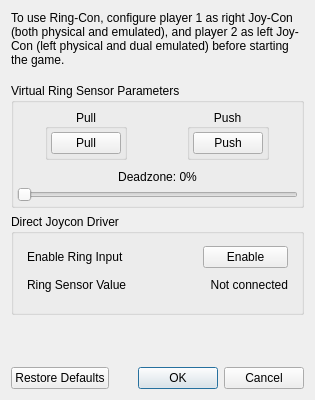
Above: src/lichii/configuration/configure_ringcon.ui from ddddng/Lichii before the change. Below: the same form after it.
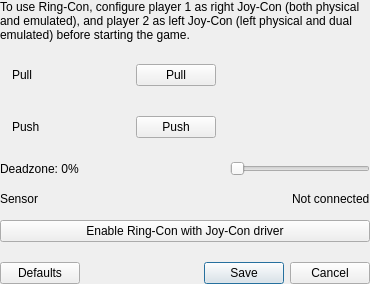
That is the form after the change.

Commit message: spotlight: Ring-Con dialog from the controls-dialogs board

What changed in the file:
```diff
--- a/src/lichii/configuration/configure_ringcon.ui
+++ b/src/lichii/configuration/configure_ringcon.ui
@@ -2,354 +2,205 @@
 <ui version="4.0">
  <class>ConfigureRingController</class>
  <widget class="QDialog" name="ConfigureRingController">
-  <property name="geometry">
-   <rect>
-    <x>0</x>
-    <y>0</y>
-    <width>315</width>
-    <height>400</height>
-   </rect>
-  </property>
-  <property name="windowTitle">
-   <string>Configure Ring Controller</string>
-  </property>
+  <property name="windowTitle"><string>Ring-Con</string></property>
+  <property name="styleSheet"><string notr="true">QLabel[row="true"] { font: 500 14px "Lexend"; color: #ffffff; }
+QLabel[rowStrong="true"] { font: 600 14px "Lexend"; color: #ffffff; }
+QLabel[sliderLabel="true"] { font: 400 13px "Lexend"; color: #9effffff; }
+QLabel[value="true"] { font: 600 13px "Lexend"; color: #ffffff; }
+QLabel[field="true"] { font: 600 13px "Lexend"; color: #9effffff; }
+QLabel[section="true"] { font: 600 12px "Lexend"; color: #8cffffff; }
+QLabel[hint="true"] { font: 400 12px "Lexend"; color: #9effffff; }
+QLabel[warning="true"] { font: 400 12px "Lexend"; color: #ffd37a; }
+QPushButton[ghost="true"] { font: 600 13px "Lexend"; background: transparent; border: none; border-radius: 18px;
+                            min-height: 36px; max-height: 36px; padding: 0 18px; color: #ffffff; }
+QPushButton[ghost="true"]:hover { background: #14ffffff; }
+QPushButton[outline="true"] { font: 600 13px "Lexend"; background: #1fffffff; border: 1px solid #2effffff;
+                              border-radius: 18px; min-height: 36px; max-height: 36px; padding: 0 18px; color: #ffffff; }
+QPushButton[outline="true"]:hover { background: #2effffff; }
+QPushButton[outline="true"]:disabled { color: #73ffffff; }
+QFrame[bindingRow="true"] { background: #0fffffff; border: 1px solid #14ffffff; border-radius: 12px; }
+QPushButton[chip="true"] { font: 600 12px "Lexend"; background: #1fffffff; border: none; border-radius: 8px;
+                           min-height: 24px; max-height: 24px; padding: 0 8px; color: #ffffff; }
+QPushButton[chip="true"]:hover { background: #2effffff; }
+QLineEdit#tas_path_edit { min-height: 38px; max-height: 38px; border-radius: 12px; padding: 0 14px;
+                          background: #08ffffff; border: 1px solid #14ffffff; font: 500 13px "Lexend"; color: #b8ffffff; }</string></property>
   <layout class="QVBoxLayout" name="verticalLayout">
+   <property name="spacing"><number>20</number></property>
+   <property name="leftMargin"><number>0</number></property>
+   <property name="topMargin"><number>0</number></property>
+   <property name="rightMargin"><number>0</number></property>
+   <property name="bottomMargin"><number>0</number></property>
    <item>
-    <widget class="QLabel" name="label_2">
-     <property name="minimumSize">
-      <size>
-       <width>280</width>
-       <height>0</height>
-      </size>
-     </property>
-     <property name="text">
-      <string>To use Ring-Con, configure player 1 as right Joy-Con (both physical and emulated), and player 2 as left Joy-Con (left physical and dual emulated) before starting the game.</string>
-     </property>
-     <property name="wordWrap">
-      <bool>true</bool>
-     </property>
-    </widget>
-   </item>
-   <item>
-    <spacer name="verticalSpacer_2">
-     <property name="orientation">
-      <enum>Qt::Vertical</enum>
-     </property>
-     <property name="sizeType">
-      <enum>QSizePolicy::Fixed</enum>
-     </property>
-     <property name="sizeHint" stdset="0">
-      <size>
-       <width>20</width>
-       <height>10</height>
-      </size>
-     </property>
-    </spacer>
-   </item>
-   <item>
-    <widget class="QGroupBox" name="RingAnalog">
-     <property name="title">
-      <string>Virtual Ring Sensor Parameters</string>
-     </property>
-     <property name="alignment">
-      <set>Qt::AlignLeading|Qt::AlignLeft|Qt::AlignTop</set>
-     </property>
-     <layout class="QVBoxLayout" name="verticalLayout_1">
-      <property name="spacing">
-       <number>0</number>
-      </property>
-      <property name="sizeConstraint">
-       <enum>QLayout::SetDefaultConstraint</enum>
-      </property>
-      <property name="leftMargin">
-       <number>3</number>
-      </property>
-      <property name="topMargin">
-       <number>6</number>
-      </property>
-      <property name="rightMargin">
-       <number>3</number>
-      </property>
-      <property name="bottomMargin">
-       <number>0</number>
-      </property>
-      <item>
-       <layout class="QHBoxLayout" name="buttonRingAnalogPullHorizontaLayout">
-        <property name="spacing">
-         <number>3</number>
-        </property>
-        <item alignment="Qt::AlignHCenter">
-         <widget class="QGroupBox" name="buttonRingAnalogPullGroup">
-          <property name="title">
-           <string>Pull</string>
-          </property>
-          <property name="alignment">
-           <set>Qt::AlignCenter</set>
-          </property>
-          <layout class="QVBoxLayout" name="buttonRingAnalogPullVerticalLayout">
-           <property name="spacing">
-            <number>3</number>
-           </property>
-           <property name="leftMargin">
-            <number>3</number>
-           </property>
-           <property name="topMargin">
-            <number>3</number>
-           </property>
-           <property name="rightMargin">
-            <number>3</number>
-           </property>
-           <property name="bottomMargin">
-            <number>3</number>
-           </property>
-           <item>
-            <widget class="QPushButton" name="buttonRingAnalogPull">
-             <property name="minimumSize">
-              <size>
-               <width>70</width>
-               <height>0</height>
-              </size>
-             </property>
-             <property name="maximumSize">
-              <size>
-               <width>68</width>
-               <height>16777215</height>
-              </size>
-             </property>
-             <property name="styleSheet">
-              <string notr="true">min-width: 68px;</string>
-             </property>
-             <property name="text">
-              <string>Pull</string>
-             </property>
-            </widget>
-           </item>
-          </layout>
+    <layout class="QVBoxLayout" name="rows">
+     <property name="spacing"><number>14</number></property>
+     <property name="leftMargin"><number>0</number></property>
+     <property name="topMargin"><number>0</number></property>
+     <property name="rightMargin"><number>0</number></property>
+     <property name="bottomMargin"><number>0</number></property>
+     <item>
+      <widget class="QLabel" name="label_2">
+       <property name="text"><string>To use Ring-Con, configure player 1 as right Joy-Con (both physical and emulated), and player 2 as left Joy-Con (left physical and dual emulated) before starting the game.</string></property>
+       <property name="wordWrap"><bool>true</bool></property>
+       <property name="hint" stdset="0"><bool>true</bool></property>
+       <property name="minimumSize"><size><width>370</width><height>0</height></size></property>
+      </widget>
+     </item>
+     <item>
+      <widget class="QFrame" name="buttonRingAnalogPullGroup">
+       <property name="bindingRow" stdset="0"><bool>true</bool></property>
+       <property name="minimumSize"><size><width>228</width><height>38</height></size></property>
+       <property name="maximumSize"><size><width>228</width><height>38</height></size></property>
+       <layout class="QHBoxLayout" name="buttonRingAnalogPullGroupLayout">
+        <property name="spacing"><number>10</number></property>
+        <property name="leftMargin"><number>12</number></property>
+        <property name="topMargin"><number>0</number></property>
+        <property name="rightMargin"><number>12</number></property>
+        <property name="bottomMargin"><number>0</number></property>
+        <item>
+         <widget class="QLabel" name="buttonRingAnalogPullGroupLabel">
+          <property name="text"><string>Pull</string></property>
+          <property name="sliderLabel" stdset="0"><bool>true</bool></property>
          </widget>
         </item>
-        <item alignment="Qt::AlignHCenter">
-         <widget class="QGroupBox" name="buttonRingAnalogPushGroup">
-          <property name="title">
-           <string>Push</string>
-          </property>
-          <property name="alignment">
-           <set>Qt::AlignCenter</set>
-          </property>
-          <layout class="QVBoxLayout" name="buttonRingAnalogPushVerticalLayout">
-           <property name="spacing">
-            <number>3</number>
-           </property>
-           <property name="leftMargin">
-            <number>3</number>
-           </property>
-           <property name="topMargin">
-            <number>3</number>
-           </property>
-           <property name="rightMargin">
-            <number>3</number>
-           </property>
-           <property name="bottomMargin">
-            <number>3</number>
-           </property>
-           <item>
-            <widget class="QPushButton" name="buttonRingAnalogPush">
-             <property name="minimumSize">
-              <size>
-               <width>70</width>
-               <height>0</height>
-              </size>
-             </property>
-             <property name="maximumSize">
-              <size>
-               <width>68</width>
-               <height>16777215</height>
-              </size>
-             </property>
-             <property name="styleSheet">
-              <string notr="true">min-width: 68px;</string>
-             </property>
-             <property name="text">
-              <string>Push</string>
-             </property>
-            </widget>
-           </item>
-          </layout>
-         </widget>
-        </item>
-       </layout>
-      </item>
-      <item>
-       <layout class="QVBoxLayout" name="sliderRingAnalogDeadzoneVerticalLayout">
-        <property name="spacing">
-         <number>3</number>
-        </property>
-        <property name="sizeConstraint">
-         <enum>QLayout::SetDefaultConstraint</enum>
-        </property>
-        <property name="leftMargin">
-         <number>0</number>
-        </property>
-        <property name="topMargin">
-         <number>10</number>
-        </property>
-        <property name="rightMargin">
-         <number>0</number>
-        </property>
-        <property name="bottomMargin">
-         <number>3</number>
-        </property>
         <item>
-         <layout class="QHBoxLayout" name="sliderRingAnalogDeadzoneHorizontalLayout">
-          <item>
-           <widget class="QLabel" name="labelRingAnalogDeadzone">
-            <property name="text">
-             <string>Deadzone: 0%</string>
-            </property>
-            <property name="alignment">
-             <set>Qt::AlignHCenter</set>
-            </property>
-           </widget>
-          </item>
-         </layout>
+         <spacer name="spacer1">
+          <property name="orientation"><enum>Qt::Orientation::Horizontal</enum></property>
+          <property name="sizeType"><enum>QSizePolicy::Policy::Expanding</enum></property>
+          <property name="sizeHint"><size><width>0</width><height>0</height></size></property>
+         </spacer>
         </item>
         <item>
-         <widget class="QSlider" name="sliderRingAnalogDeadzone">
-          <property name="maximum">
-           <number>100</number>
-          </property>
-          <property name="orientation">
-           <enum>Qt::Horizontal</enum>
-          </property>
+         <widget class="QPushButton" name="buttonRingAnalogPull">
+          <property name="text"><string>Pull</string></property>
+          <property name="chip" stdset="0"><bool>true</bool></property>
          </widget>
         </item>
        </layout>
-      </item>
-     </layout>
-    </widget>
-   </item>
-   <item>
-    <widget class="QGroupBox" name="RingDriver">
-     <property name="title">
-      <string>Direct Joycon Driver</string>
-     </property>
-     <property name="alignment">
-      <set>Qt::AlignLeading|Qt::AlignLeft|Qt::AlignTop</set>
-     </property>
-     <layout class="QVBoxLayout" name="verticalLayout_2">
-      <property name="spacing">
-       <number>0</number>
-      </property>
-      <property name="sizeConstraint">
-       <enum>QLayout::SetDefaultConstraint</enum>
-      </property>
-      <property name="leftMargin">
-       <number>3</number>
-      </property>
-      <property name="topMargin">
-       <number>6</number>
-      </property>
-      <property name="rightMargin">
-       <number>3</number>
-      </property>
-      <property name="bottomMargin">
-       <number>10</number>
-      </property>
-      <item>
-       <layout class="QGridLayout" name="gridLayout">
-        <property name="leftMargin">
-         <number>10</number>
-        </property>
-        <property name="topMargin">
-         <number>6</number>
-        </property>
-        <property name="rightMargin">
-         <number>10</number>
-        </property>
-        <property name="bottomMargin">
-         <number>10</number>
-        </property>
-        <property name="verticalSpacing">
-         <number>10</number>
-        </property>
-        <item row="0" column="1">
-         <spacer name="horizontalSpacer">
-          <property name="orientation">
-           <enum>Qt::Horizontal</enum>
-          </property>
-          <property name="sizeType">
-           <enum>QSizePolicy::Fixed</enum>
-          </property>
-          <property name="sizeHint" stdset="0">
-           <size>
-            <width>76</width>
-            <height>20</height>
-           </size>
-          </property>
-         </spacer>
-        </item>
-        <item row="0" column="0">
-         <widget class="QLabel" name="enable_ring_controller_label">
-          <property name="text">
-           <string>Enable Ring Input</string>
-          </property>
+      </widget>
+     </item>
+     <item>
+      <widget class="QFrame" name="buttonRingAnalogPushGroup">
+       <property name="bindingRow" stdset="0"><bool>true</bool></property>
+       <property name="minimumSize"><size><width>228</width><height>38</height></size></property>
+       <property name="maximumSize"><size><width>228</width><height>38</height></size></property>
+       <layout class="QHBoxLayout" name="buttonRingAnalogPushGroupLayout">
+        <property name="spacing"><number>10</number></property>
+        <property name="leftMargin"><number>12</number></property>
+        <property name="topMargin"><number>0</number></property>
+        <property name="rightMargin"><number>12</number></property>
+        <property name="bottomMargin"><number>0</number></property>
+        <item>
+         <widget class="QLabel" name="buttonRingAnalogPushGroupLabel">
+          <property name="text"><string>Push</string></property>
+          <property name="sliderLabel" stdset="0"><bool>true</bool></property>
          </widget>
         </item>
-        <item row="0" column="2">
-         <widget class="QPushButton" name="enable_ring_controller_button">
-          <property name="text">
-           <string>Enable</string>
-          </property>
-         </widget>
+        <item>
+         <spacer name="spacer2">
+          <property name="orientation"><enum>Qt::Orientation::Horizontal</enum></property>
+          <property name="sizeType"><enum>QSizePolicy::Policy::Expanding</enum></property>
+          <property name="sizeHint"><size><width>0</width><height>0</height></size></property>
+         </spacer>
         </item>
-        <item row="1" column="0">
-         <widget class="QLabel" name="ring_controller_sensor_label">
-          <property name="text">
-           <string>Ring Sensor Value</string>
-          </property>
+        <item>
+         <widget class="QPushButton" name="buttonRingAnalogPush">
+          <property name="text"><string>Push</string></property>
+          <property name="chip" stdset="0"><bool>true</bool></property>
          </widget>
         </item>
-        <item row="1" column="2">
-         <widget class="QLabel" name="ring_controller_sensor_value">
-          <property name="text">
-           <string>Not connected</string>
-          </property>
-          <property name="alignment">
-           <set>Qt::AlignRight|Qt::AlignTrailing|Qt::AlignVCenter</set>
-          </property>
-         </widget>
-        </item>
        </layout>
-      </item>
-     </layout>
-    </widget>
-   </item>
-   <item>
-    <spacer name="verticalSpacer">
-     <property name="orientation">
-      <enum>Qt::Vertical</enum>
-     </property>
-     <property name="sizeHint" stdset="0">
-      <size>
-       <width>20</width>
-       <height>40</height>
-      </size>
-     </property>
-    </spacer>
+      </widget>
+     </item>
+     <item>
+      <layout class="QHBoxLayout" name="deadzoneRow">
+       <property name="spacing"><number>12</number></property>
+       <property name="leftMargin"><number>0</number></property>
+       <property name="topMargin"><number>0</number></property>
+       <property name="rightMargin"><number>0</number></property>
+       <property name="bottomMargin"><number>0</number></property>
+       <item>
+        <widget class="QLabel" name="labelRingAnalogDeadzone">
+         <property name="text"><string>Deadzone: 0%</string></property>
+         <property name="sliderLabel" stdset="0"><bool>true</bool></property>
+        </widget>
+       </item>
+       <item>
+        <spacer name="spacer3">
+         <property name="orientation"><enum>Qt::Orientation::Horizontal</enum></property>
+         <property name="sizeType"><enum>QSizePolicy::Policy::Expanding</enum></property>
+         <property name="sizeHint"><size><width>0</width><height>0</height></size></property>
+        </spacer>
+       </item>
+       <item>
+        <widget class="QSlider" name="sliderRingAnalogDeadzone">
+         <property name="maximum"><number>100</number></property>
+         <property name="orientation"><enum>Qt::Orientation::Horizontal</enum></property>
+         <property name="accessibleName"><string>Deadzone</string></property>
+         <property name="minimumSize"><size><width>140</width><height>18</height></size></property>
+         <property name="maximumSize"><size><width>140</width><height>18</height></size></property>
+        </widget>
+       </item>
+      </layout>
+     </item>
+     <item>
+      <layout class="QHBoxLayout" name="sensorRow">
+       <property name="spacing"><number>10</number></property>
+       <property name="leftMargin"><number>0</number></property>
+       <property name="topMargin"><number>0</number></property>
+       <property name="rightMargin"><number>0</number></property>
+       <property name="bottomMargin"><number>0</number></property>
+       <item>
+        <widget class="QLabel" name="ring_controller_sensor_label">
+         <property name="text"><string>Sensor</string></property>
+         <property name="section" stdset="0"><bool>true</bool></property>
+        </widget>
+       </item>
+       <item>
+        <spacer name="spacer4">
+         <property name="orientation"><enum>Qt::Orientation::Horizontal</enum></property>
+         <property name="sizeType"><enum>QSizePolicy::Policy::Expanding</enum></property>
+         <property name="sizeHint"><size><width>0</width><height>0</height></size></property>
+        </spacer>
+       </item>
+       <item>
+        <widget class="QLabel" name="ring_controller_sensor_value">
+         <property name="text"><string>Not connected</string></property>
+         <property name="value" stdset="0"><bool>true</bool></property>
+        </widget>
+       </item>
+      </layout>
+     </item>
+     <item>
+      <widget class="QPushButton" name="enable_ring_controller_button">
+       <property name="text"><string>Enable Ring-Con with Joy-Con driver</string></property>
+       <property name="outline" stdset="0"><bool>true</bool></property>
+      </widget>
+     </item>
+    </layout>
    </item>
    <item>
     <layout class="QHBoxLayout" name="horizontalLayout">
+     <property name="spacing"><number>10</number></property>
+     <property name="leftMargin"><number>0</number></property>
+     <property name="topMargin"><number>0</number></property>
+     <property name="rightMargin"><number>0</number></property>
+     <property name="bottomMargin"><number>0</number></property>
      <item>
       <widget class="QPushButton" name="restore_defaults_button">
-       <property name="text">
-        <string>Restore Defaults</string>
-       </property>
+       <property name="text"><string>Defaults</string></property>
+       <property name="ghost" stdset="0"><bool>true</bool></property>
       </widget>
      </item>
+     <item>
+      <spacer name="spacer5">
+       <property name="orientation"><enum>Qt::Orientation::Horizontal</enum></property>
+       <property name="sizeType"><enum>QSizePolicy::Policy::Expanding</enum></property>
+       <property name="sizeHint"><size><width>0</width><height>0</height></size></property>
+      </spacer>
+     </item>
      <item>
       <widget class="QDialogButtonBox" name="buttonBox">
-       <property name="standardButtons">
-        <set>QDialogButtonBox::Cancel|QDialogButtonBox::Ok</set>
-       </property>
+       <property name="standardButtons"><set>QDialogButtonBox::StandardButton::Cancel|QDialogButtonBox::StandardButton::Save</set></property>
       </widget>
      </item>
     </layout>
```
Left out of the diff: 14 changed lines with no effect on the pictures. The commit also changes 1 other file.
